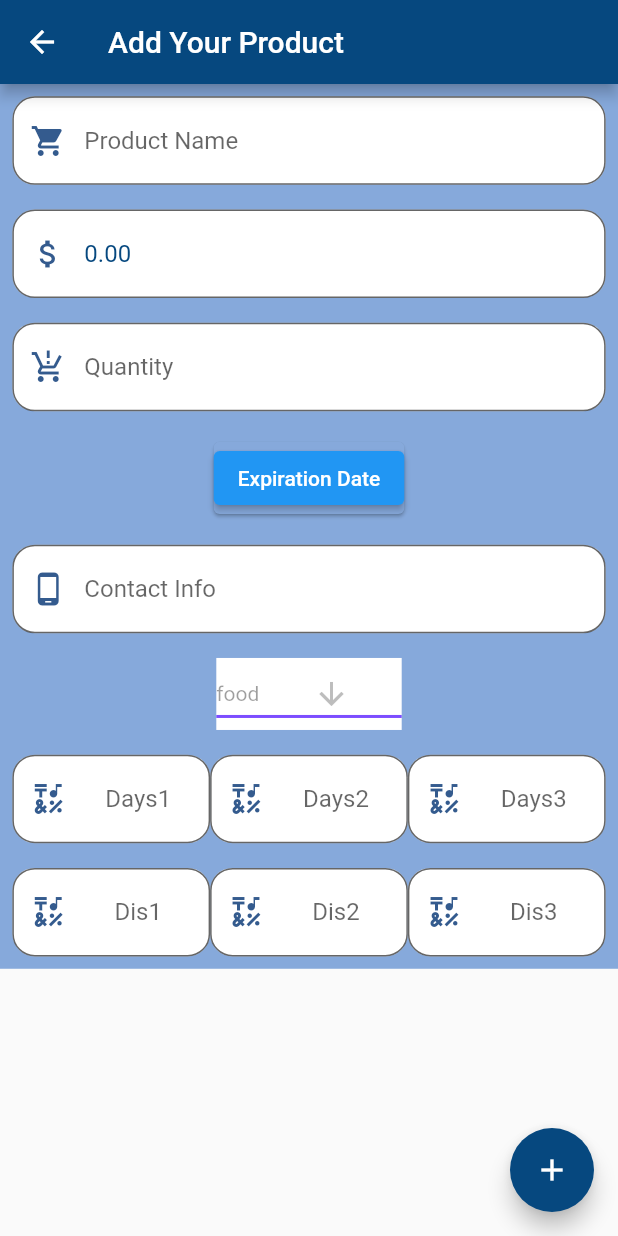
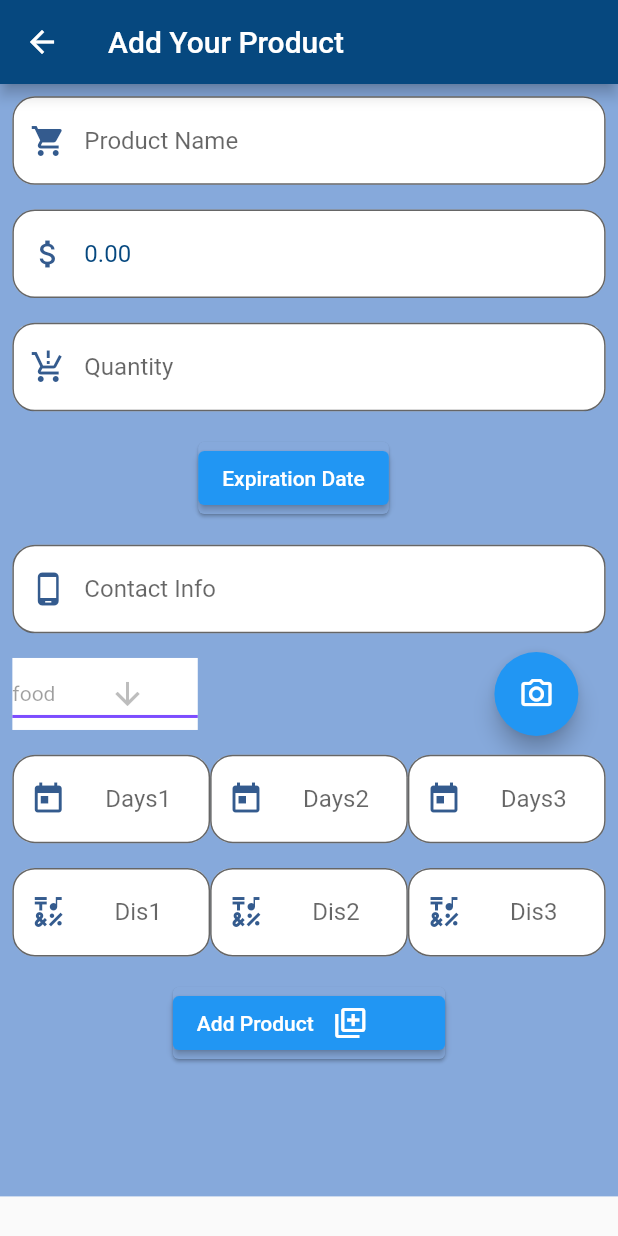
Before and after one commit to WaseemAlBizreh/DeadLine-Deal1, a Flutter app: the AddProductPage screen opened directly, on a phone screen of 412 x 824 dp. Run offline on Flutter 3.47's test engine with Material 2 defaults, Android fonts, the phone set to English and light mode, and no system bars; our stand-ins replace extended_masked_text; network calls fail.

Commit message:
AddProductv1.5(img)

```diff
--- a/lib/MyPages/AddProductPage.dart
+++ b/lib/MyPages/AddProductPage.dart
@@ -1,5 +1,6 @@
 import 'package:flutter/material.dart';
 import 'package:flutter/cupertino.dart';
+import 'package:intl/intl.dart';
 import 'package:provider/provider.dart';
 import 'package:waseem/Service/AddProductApi.dart';
 
@@ -21,6 +22,7 @@ class AddProductPage extends StatelessWidget {
               ),
               body: SingleChildScrollView(
                 child: Container(
+                  height: constraints.maxHeight * 0.9,
                   decoration: BoxDecoration(
                     color: c2,
                   ),
@@ -123,27 +125,22 @@ class AddProductPage extends StatelessWidget {
                         ), //for product quantity
                         Container(
                           margin: EdgeInsets.fromLTRB(
-                            constraints.maxWidth * 0.02,
+                            constraints.maxWidth * 0.05,
                             constraints.maxHeight * 0.01,
-                            constraints.maxWidth * 0.02,
+                            constraints.maxWidth * 0.1,
                             constraints.maxHeight * 0.01,
                           ),
                           child: Card(
-                              // width: constraints.maxWidth * 0.60,
-                              // decoration: BoxDecoration(
-                              //   color: Colors.white,
-                              // ),
                               color: c2,
-                              //shape: ,
                               child: ElevatedButton(
                                 onPressed: () {
                                   addP.datepicker(context);
                                 },
                                 child: addP.date == DateTime(0)
                                     ? Text('Expiration Date')
-                                    : Text('Date : ${addP.date}'),
-                              )
-                          ),
+                                    : Text(
+                                        'Date : ${DateFormat.yMMMd().format(addP.date)}'),
+                              )),
                         ), //for expire date
                         Container(
                           margin: EdgeInsets.fromLTRB(
@@ -175,23 +172,25 @@ class AddProductPage extends StatelessWidget {
                             textInputAction: TextInputAction.next,
                           ),
                         ), //for contact info
+                        Row(children: [
                           Container(
                             margin: EdgeInsets.fromLTRB(
                               constraints.maxWidth * 0.02,
                               constraints.maxHeight * 0.01,
-                            constraints.maxWidth * 0.02,
+                              constraints.maxWidth * 0.48,
                               constraints.maxHeight * 0.01,
                             ),
-                          child: Container(
                             width: constraints.maxWidth * 0.30,
                             decoration: BoxDecoration(
                               color: Colors.white,
                             ),
+                            child: new Flexible(
                               child: DropdownButton<String>(
                                 value: dropdownValue,
                                 icon: const Icon(Icons.arrow_downward),
                                 elevation: 16,
-                              style: const TextStyle(color: Colors.deepPurple),
+                                style:
+                                    const TextStyle(color: Colors.deepPurple),
                                 underline: Container(
                                   height: 2,
                                   color: Colors.deepPurpleAccent,
@@ -210,7 +209,13 @@ class AddProductPage extends StatelessWidget {
                                 }).toList(),
                               ),
                             ),
-                        ), //for dropdown category
+                          ),
+                          new Flexible(
+                              child: FloatingActionButton(
+                            child: Icon(Icons.photo_camera_outlined),
+                            onPressed: () {},
+                          ))
+                        ]), //for dropdown category
                         Container(
                           margin: EdgeInsets.fromLTRB(
                             constraints.maxWidth * 0.02,
@@ -234,8 +239,7 @@ class AddProductPage extends StatelessWidget {
                                   fillColor: Colors.white,
                                   filled: true,
                                   hintText: "Days1",
-                                  prefixIcon:
-                                      Icon(Icons.emoji_symbols, color: c4),
+                                  prefixIcon: Icon(Icons.today, color: c4),
                                   border: OutlineInputBorder(
                                     borderSide: BorderSide(width: 0.4),
                                     borderRadius: BorderRadius.circular(15.0),
@@ -260,8 +264,7 @@ class AddProductPage extends StatelessWidget {
                                   fillColor: Colors.white,
                                   filled: true,
                                   hintText: "Days2",
-                                  prefixIcon:
-                                      Icon(Icons.emoji_symbols, color: c4),
+                                  prefixIcon: Icon(Icons.today, color: c4),
                                   border: OutlineInputBorder(
                                     borderSide: BorderSide(width: 0.4),
                                     borderRadius: BorderRadius.circular(15.0),
@@ -289,8 +292,7 @@ class AddProductPage extends StatelessWidget {
                                   fillColor: Colors.white,
                                   filled: true,
                                   hintText: "Days3",
-                                  prefixIcon:
-                                      Icon(Icons.emoji_symbols, color: c4),
+                                  prefixIcon: Icon(Icons.today, color: c4),
                                   border: OutlineInputBorder(
                                     borderSide: BorderSide(width: 0.4),
                                     borderRadius: BorderRadius.circular(15.0),
@@ -399,20 +401,29 @@ class AddProductPage extends StatelessWidget {
                               //]
                               ),
                         ), //product discounts
+                        Container(
+                          margin: EdgeInsets.fromLTRB(
+                            constraints.maxWidth * 0.27,
+                            constraints.maxHeight * 0.01,
+                            constraints.maxWidth * 0.27,
+                            constraints.maxHeight * 0.01,
+                          ),
+                          child: Card(
+                              color: c2,
+                              child: ElevatedButton(
+                                onPressed: () {},
+                                child: Row(children: [
+                                  Text("Add Product"),
+                                SizedBox(
+                                  width: constraints.maxWidth*0.03,
+                                ),
+                                Icon(Icons.my_library_add_outlined )]),
+                              )),
+                        ), //add button
                       ],
                     ),
                   ),
                 ),
-              ),
-              floatingActionButton: FloatingActionButton(
-                backgroundColor: c1,
-                tooltip: 'AddProduct',
-                child: const Icon(Icons.add),
-                onPressed: () {
-                  print(addP.dis1.value);
-                  print(addP.dis2.value);
-                  print(addP.dis3.value);
-                },
               ),
             );
           });
--- a/pubspec.yaml
+++ b/pubspec.yaml
@@ -40,6 +40,7 @@ dependencies:
   fluttertoast: ^8.0.8
   shared_preferences: ^2.0.11
   extended_masked_text:
+  image_picker: ^0.8.4+4
 
 
 dev_dependencies:
```
Also changed, not shown: pubspec.lock. Lines whose indentation alone changed are shown as unchanged.
